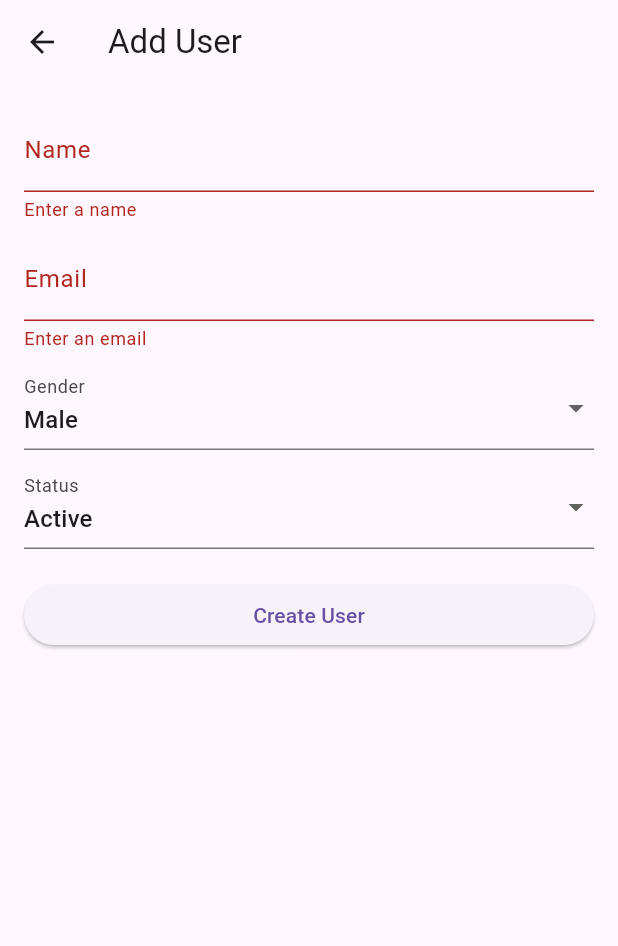
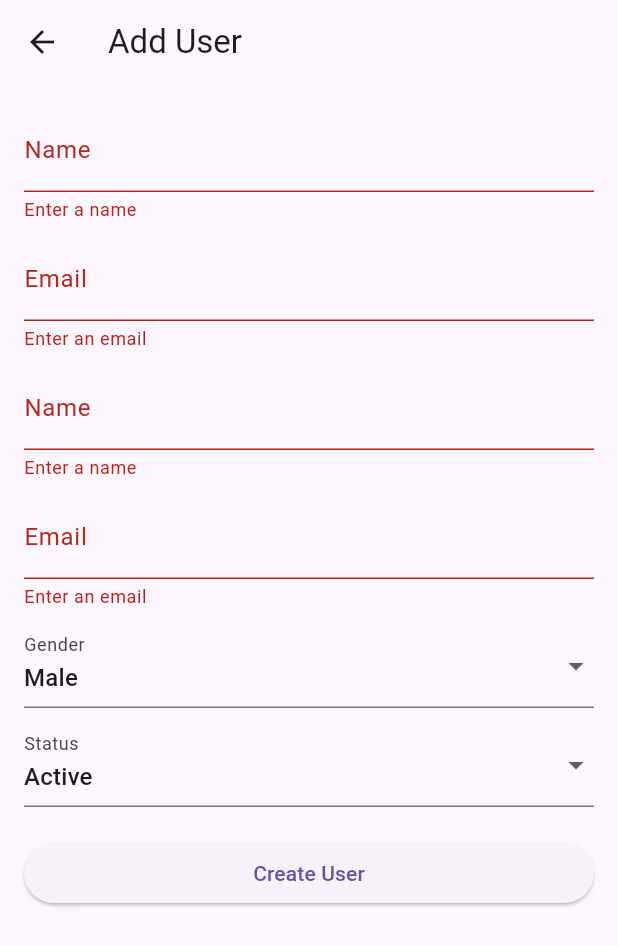
Before and after one commit to ghadafawzy/user_profile_management, a Flutter app: the UserFormPage screen opened directly, after a tap on "Create User", on a phone screen of 412 x 824 dp. Shown: the top 946 px of the screen. Run offline on Flutter 3.47's test engine with Material 3 defaults, Android fonts, the phone set to English and light mode, and no system bars; our stand-ins replace dio, shared_preferences; accounts and stored records are empty; network calls fail.

Commit message:
Revert "Fork"

```diff
--- a/lib/views/user_form_page.dart
+++ b/lib/views/user_form_page.dart
@@ -57,19 +57,19 @@ class _UserFormPageState extends State<UserFormPage> {
           // Only update if editing=true
           await ApiService().updateUser(user.id!, user);
           ScaffoldMessenger.of(context).showSnackBar(
-            const SnackBar(content: Text('User updated successfully!'),backgroundColor: Colors.green,),
-    );
+            const SnackBar(content: Text('User updated successfully!')),
+          );
         } else {
           // Create new user
           await ApiService().createUser(user);
           ScaffoldMessenger.of(context).showSnackBar(
-            const SnackBar(content: Text('User created successfully!'),backgroundColor: Colors.green),
+            const SnackBar(content: Text('User created successfully!')),
           );
         }
         Navigator.pop(context);
       } catch (e) {
         ScaffoldMessenger.of(context).showSnackBar(
-          SnackBar(content: Text('Failed to save user: $e'),backgroundColor: Colors.red),
+          SnackBar(content: Text('Failed to save user: $e')),
         );
       }
     }
@@ -87,6 +87,28 @@ class _UserFormPageState extends State<UserFormPage> {
           key: formKey,
           child: ListView(
             children: [
+              _buildTextFormField(
+                labelText: 'Name',
+                initialValue: name,
+                validator: (value) =>
+                value == null || value.isEmpty ? 'Enter a name' : null,
+                onSaved: (value) => name = value!,
+              ),
+              const SizedBox(height: 10),
+              _buildTextFormField(
+                labelText: 'Email',
+                initialValue: email,
+                keyboardType: TextInputType.emailAddress,
+                validator: (value) {
+                  if (value == null || value.isEmpty) return 'Enter an email';
+                  if (!RegExp(r'^[^@]+@[^@]+\.[^@]+').hasMatch(value)) {
+                    return 'Enter a valid email';
+                  }
+                  return null;
+                },
+                onSaved: (value) => email = value!,
+              ),
+              const SizedBox(height: 10),
               _buildTextFormField(
                 labelText: 'Name',
                 initialValue: name,
```
Also changed, not shown: lib/views/user_details_page.dart (+13 -0 lines), lib/views/user_list_page.dart (+0 -13 lines), lib/widgets/user_card.dart (+4 -20 lines), 1.jpeg (deleted), 2.jpeg (deleted), 3.jpeg (deleted), 4.jpeg (deleted), 1 other file.
